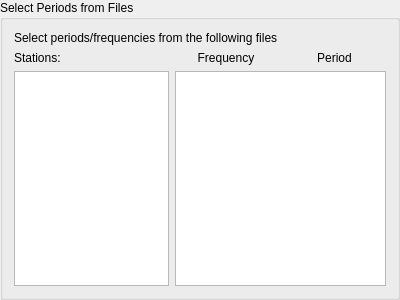
Old version of the form mtpy/gui/SmartMT/ui_asset/groupbox_select_periods_from_files.ui in the repository MTgeophysics/mtpy.
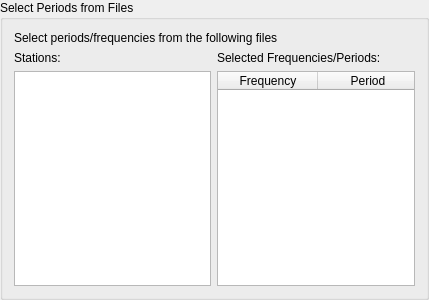
New version of the form.

Commit message: ALAMP-71 implementation updated

```diff
--- a/mtpy/gui/SmartMT/ui_asset/groupbox_select_periods_from_files.ui
+++ b/mtpy/gui/SmartMT/ui_asset/groupbox_select_periods_from_files.ui
@@ -6,7 +6,7 @@
    <rect>
     <x>0</x>
     <y>0</y>
-    <width>400</width>
+    <width>429</width>
     <height>300</height>
    </rect>
   </property>
@@ -17,53 +17,60 @@
    <string>Select Periods from Files</string>
   </property>
   <layout class="QGridLayout" name="gridLayout">
-   <item row="2" column="0" colspan="2">
+   <item row="4" column="0">
+    <widget class="QListView" name="listView_stations">
+     <property name="selectionMode">
+      <enum>QAbstractItemView::ExtendedSelection</enum>
+     </property>
+     <property name="selectionBehavior">
+      <enum>QAbstractItemView::SelectRows</enum>
+     </property>
+    </widget>
+   </item>
+   <item row="2" column="0">
     <widget class="QLabel" name="label_2">
      <property name="text">
       <string>Stations:</string>
      </property>
     </widget>
    </item>
-   <item row="2" column="2">
-    <widget class="QLabel" name="label_3">
-     <property name="text">
-      <string>Frequency</string>
-     </property>
-     <property name="alignment">
-      <set>Qt::AlignCenter</set>
-     </property>
-    </widget>
-   </item>
-   <item row="2" column="3">
+   <item row="2" column="1">
     <widget class="QLabel" name="label_4">
      <property name="text">
-      <string>Period</string>
-     </property>
-     <property name="alignment">
-      <set>Qt::AlignCenter</set>
+      <string>Selected Frequencies/Periods:</string>
      </property>
     </widget>
    </item>
-   <item row="4" column="2" colspan="2">
-    <widget class="QColumnView" name="columnView_selected">
+   <item row="4" column="1">
+    <widget class="QTableWidget" name="tableWidget_selected">
+     <property name="horizontalScrollBarPolicy">
+      <enum>Qt::ScrollBarAlwaysOff</enum>
+     </property>
      <property name="selectionMode">
       <enum>QAbstractItemView::NoSelection</enum>
      </property>
      <property name="selectionBehavior">
       <enum>QAbstractItemView::SelectRows</enum>
      </property>
+     <column>
+      <property name="text">
+       <string>Frequency</string>
+      </property>
+     </column>
+     <column>
+      <property name="text">
+       <string>Period</string>
+      </property>
+     </column>
     </widget>
    </item>
-   <item row="0" column="0" colspan="4">
+   <item row="0" column="0" colspan="2">
     <widget class="QLabel" name="label">
      <property name="text">
       <string>Select periods/frequencies from the following files</string>
      </property>
     </widget>
    </item>
-   <item row="4" column="0" colspan="2">
-    <widget class="QListView" name="listView_stations"/>
-   </item>
   </layout>
  </widget>
  <resources/>
```
The commit also changes 2 other files.
